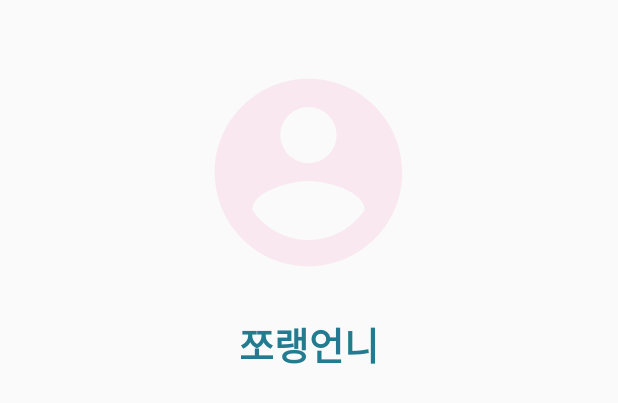
After one commit to nezhitsya/Cupet_Project, an Android app: the layout drawer_header.xml on its own in the app's theme, with its tools: preview values and no code run, on a phone screen of 412 x 824 dp. The commit adds this screen. Shown: the top 403 px of the screen. Run offline under Robolectric (Android 15) with nearby library versions, the phone set to English and light mode, and no system bars.

Commit message:
set up drawer

```diff
--- /dev/null
+++ b/app/src/main/res/drawable/ic_bookmark.xml
@@ -0,0 +1,5 @@
+<vector android:height="24dp" android:tint="#F891A0"
+    android:viewportHeight="24.0" android:viewportWidth="24.0"
+    android:width="24dp" xmlns:android="http://schemas.android.com/apk/res/android">
+    <path android:fillColor="#FF000000" android:pathData="M17,3H7c-1.1,0 -1.99,0.9 -1.99,2L5,21l7,-3 7,3V5c0,-1.1 -0.9,-2 -2,-2z"/>
+</vector>
--- /dev/null
+++ b/app/src/main/res/drawable/ic_cal.xml
@@ -0,0 +1,5 @@
+<vector android:height="24dp" android:tint="#F891A0"
+    android:viewportHeight="24.0" android:viewportWidth="24.0"
+    android:width="24dp" xmlns:android="http://schemas.android.com/apk/res/android">
+    <path android:fillColor="#FF000000" android:pathData="M19,2h-4.18C14.4,0.84 13.3,0 12,0c-1.3,0 -2.4,0.84 -2.82,2L5,2c-1.1,0 -2,0.9 -2,2v16c0,1.1 0.9,2 2,2h14c1.1,0 2,-0.9 2,-2L21,4c0,-1.1 -0.9,-2 -2,-2zM12,2c0.55,0 1,0.45 1,1s-0.45,1 -1,1 -1,-0.45 -1,-1 0.45,-1 1,-1zM19,20L5,20L5,4h2v3h10L17,4h2v16z"/>
+</vector>
--- /dev/null
+++ b/app/src/main/res/drawable/ic_join.xml
@@ -0,0 +1,5 @@
+<vector android:height="24dp" android:tint="#F891A0"
+    android:viewportHeight="24.0" android:viewportWidth="24.0"
+    android:width="24dp" xmlns:android="http://schemas.android.com/apk/res/android">
+    <path android:fillColor="#FF000000" android:pathData="M12,17.27L18.18,21l-1.64,-7.03L22,9.24l-7.19,-0.61L12,2 9.19,8.63 2,9.24l5.46,4.73L5.82,21z"/>
+</vector>
--- /dev/null
+++ b/app/src/main/res/drawable/ic_mypost.xml
@@ -0,0 +1,5 @@
+<vector android:height="24dp" android:tint="#F891A0"
+    android:viewportHeight="24.0" android:viewportWidth="24.0"
+    android:width="24dp" xmlns:android="http://schemas.android.com/apk/res/android">
+    <path android:fillColor="#FF000000" android:pathData="M3,5L1,5v16c0,1.1 0.9,2 2,2h16v-2L3,21L3,5zM21,1L7,1c-1.1,0 -2,0.9 -2,2v14c0,1.1 0.9,2 2,2h14c1.1,0 2,-0.9 2,-2L23,3c0,-1.1 -0.9,-2 -2,-2zM21,17L7,17L7,3h14v14z"/>
+</vector>
--- /dev/null
+++ b/app/src/main/res/drawable/ic_post.xml
@@ -0,0 +1,5 @@
+<vector android:height="24dp" android:tint="#F891A0"
+    android:viewportHeight="24.0" android:viewportWidth="24.0"
+    android:width="24dp" xmlns:android="http://schemas.android.com/apk/res/android">
+    <path android:fillColor="#FF000000" android:pathData="M20,2L4,2c-1.1,0 -1.99,0.9 -1.99,2L2,22l4,-4h14c1.1,0 2,-0.9 2,-2L22,4c0,-1.1 -0.9,-2 -2,-2zM9,11L7,11L7,9h2v2zM13,11h-2L11,9h2v2zM17,11h-2L15,9h2v2z"/>
+</vector>
--- /dev/null
+++ b/app/src/main/res/layout/drawer_header.xml
@@ -0,0 +1,28 @@
+<?xml version="1.0" encoding="utf-8"?>
+<RelativeLayout
+    xmlns:android="http://schemas.android.com/apk/res/android"
+    android:layout_width="match_parent"
+    android:layout_height="wrap_content">
+
+    <ImageView
+        android:id="@+id/profile"
+        android:layout_width="150dp"
+        android:layout_height="150dp"
+        android:layout_centerHorizontal="true"
+        android:layout_marginTop="40dp"
+        android:src="@drawable/ic_profile" />
+
+    <TextView
+        android:id="@+id/nickname"
+        android:layout_width="wrap_content"
+        android:layout_height="wrap_content"
+        android:textSize="25dp"
+        android:textStyle="bold"
+        android:textColor="@color/colorAccent"
+        android:layout_below="@+id/profile"
+        android:layout_centerHorizontal="true"
+        android:layout_marginTop="20dp"
+        android:layout_marginBottom="20dp"
+        android:text="쪼랭언니" />
+
+</RelativeLayout>
--- a/app/src/main/res/values/styles.xml
+++ b/app/src/main/res/values/styles.xml
@@ -10,6 +10,11 @@
 
     <style name="MainTheme" parent="Theme.AppCompat.Light.NoActionBar">
         <item name="android:windowFullscreen">true</item>
+
+        <!-- 상태바까지 view를 보여줄 수 있다-->
+        <item name="android:windowDrawsSystemBarBackgrounds">true</item>
+        <!-- 상태바 색상-->
+        <item name="android:statusBarColor">#33D59F9F</item>
     </style>
 
 </resources>
```
Also changed, not shown: app/src/main/res/layout/nav_menu.xml (added, +22 -0 lines), app/src/main/res/layout/test_.xml (+70 -56 lines), app/src/main/res/menu/navigation.xml (added, +29 -0 lines).
